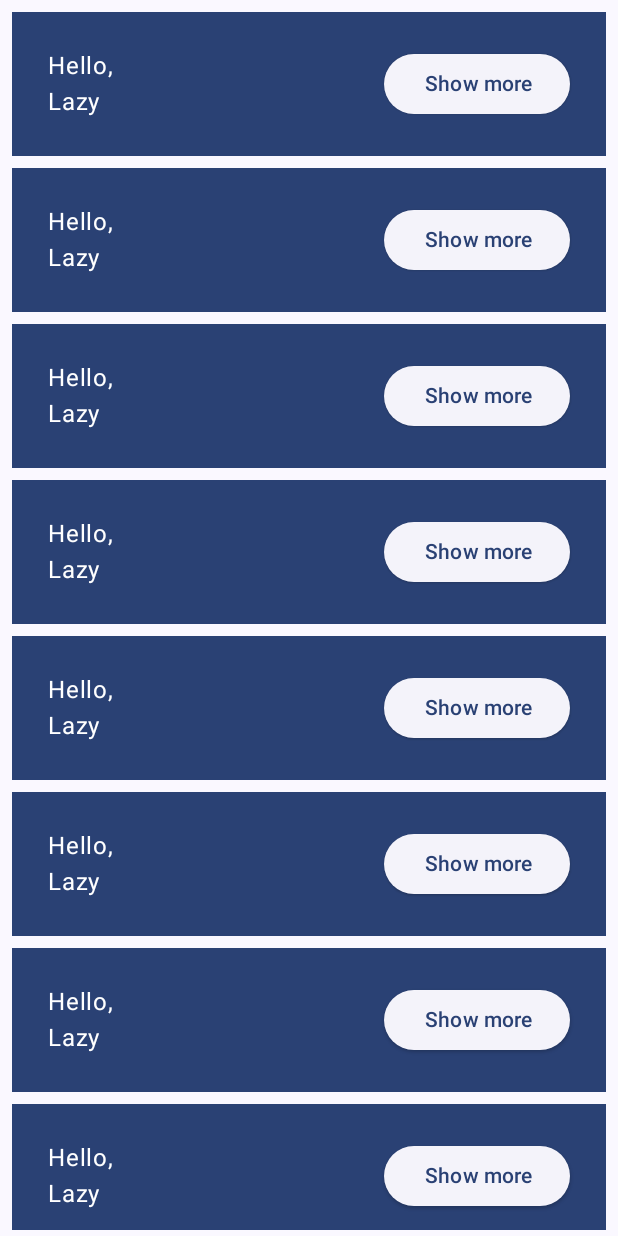
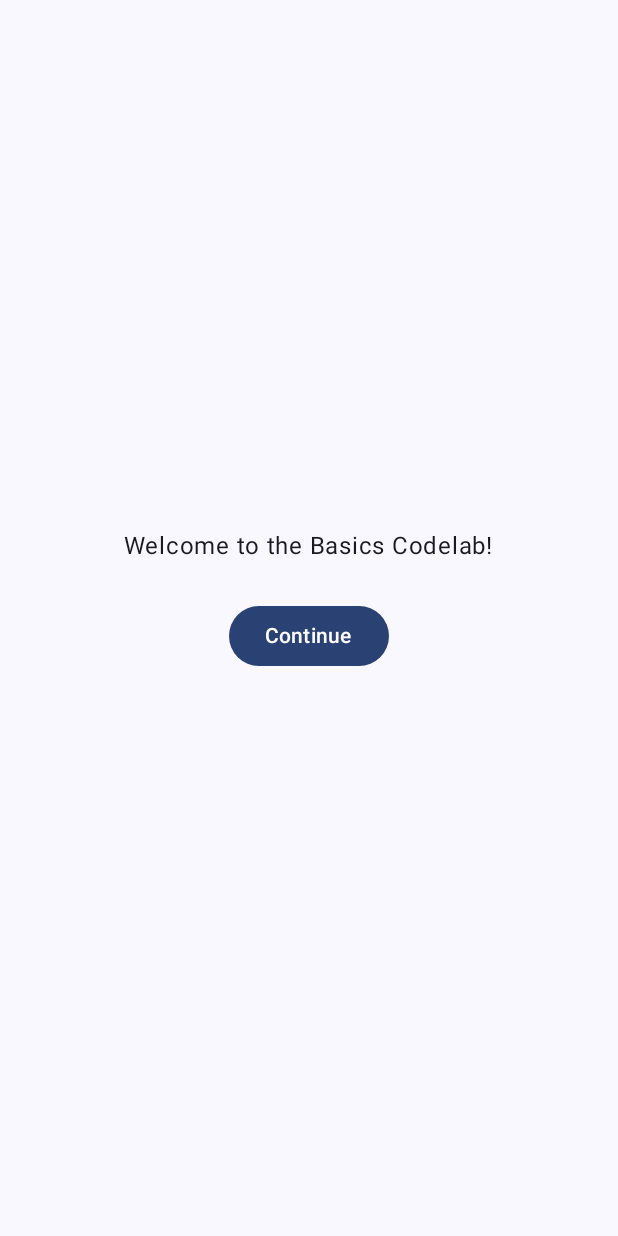
Before and after one commit to azisanw19/jetpack-compose, an Android app built with Jetpack Compose: the screen it shows after launch (BasicJetpackComposeActivity), on a phone screen of 412 x 824 dp. Run offline under Robolectric (Android 15) with nearby library versions, the phone set to English and light mode, and no system bars.

```diff
--- a/app/src/main/java/com/canwar/jetpackcompose/ui/activity/BasicJetpackComposeActivity.kt
+++ b/app/src/main/java/com/canwar/jetpackcompose/ui/activity/BasicJetpackComposeActivity.kt
@@ -19,6 +19,7 @@ import androidx.compose.runtime.Composable
 import androidx.compose.runtime.getValue
 import androidx.compose.runtime.mutableStateOf
 import androidx.compose.runtime.remember
+import androidx.compose.runtime.saveable.rememberSaveable
 import androidx.compose.runtime.setValue
 import androidx.compose.ui.Alignment
 import androidx.compose.ui.Modifier
@@ -33,8 +34,8 @@ class BasicJetpackComposeActivity : ComponentActivity() {
             JetpackComposeTheme {
                 // A surface container using the 'background' color from the theme
                 Surface(color = MaterialTheme.colorScheme.background) {
-//                    MyApp(modifier = Modifier.fillMaxSize())
-                    LazyColumnExample(modifier = Modifier.fillMaxSize())
+                    MyApp(modifier = Modifier.fillMaxSize())
+//                    LazyColumnExample(modifier = Modifier.fillMaxSize())
                 }
             }
         }
@@ -104,7 +105,8 @@ fun GreetingPreview() {
 @Composable
 fun MyApp(modifier: Modifier = Modifier) {
 
-    var shouldShowOnBoarding by remember { mutableStateOf(true) }
+    // dengan menggunakan `rememberSaveable` setiap perubahan konfigurasi seperti rotasi dan penghentian proses akan disimpan
+    var shouldShowOnBoarding by rememberSaveable { mutableStateOf(true) }
 
     Surface(modifier) {
         if (shouldShowOnBoarding) {
```
Also changed, not shown: 1 other file.
